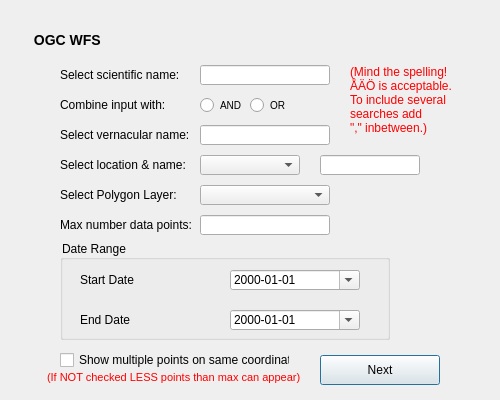
Above: WFS_search.ui from albabjorkman/GIT-project before the change. Below: the same form after it.
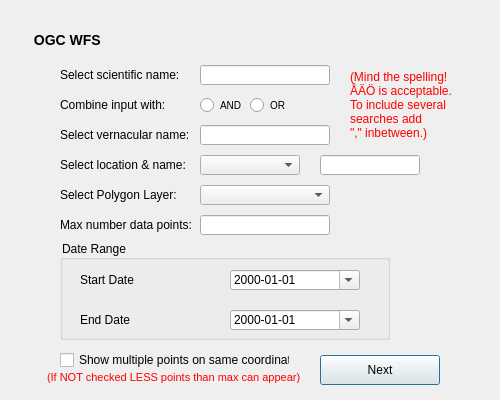
That is the form after the change.

Diff of the .ui file:
```diff
--- a/WFS_search.ui
+++ b/WFS_search.ui
@@ -107,7 +107,7 @@
    <property name="geometry">
     <rect>
      <x>350</x>
-     <y>60</y>
+     <y>65</y>
      <width>150</width>
      <height>80</height>
     </rect>
@@ -118,7 +118,7 @@
    </property>
    <property name="styleSheet">
     <string>
-      font-size: 12px;
+      font-size: 11.5px;
       font-family: "Arial";
 	  color: #FF0000;
     </string>
```
